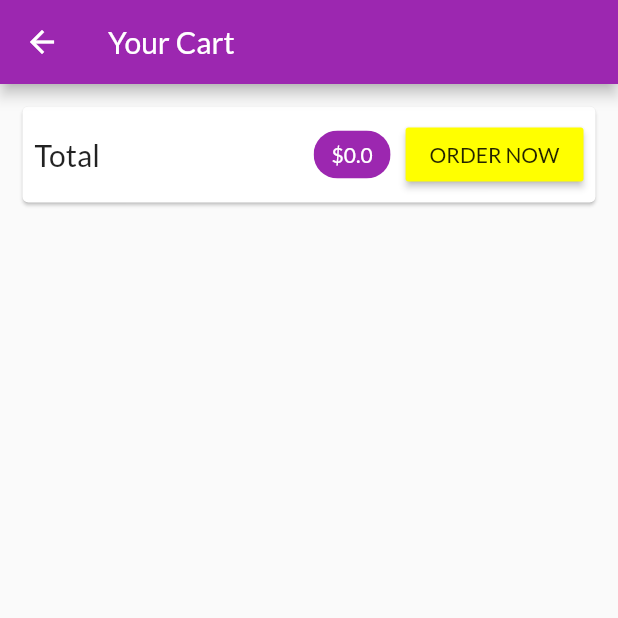
After one commit to mshahzaib1629/shop_app_flutter_practice, a Flutter app: the CartScreen screen opened by its route, on a phone screen of 412 x 824 dp, the top half of it. The commit adds this screen. Run offline on Flutter 3.47's test engine with Material 2 defaults, Android fonts, the phone set to English and light mode, and no system bars; network calls fail.

Commit message:
Added Cart Screen

```diff
--- a/lib/main.dart
+++ b/lib/main.dart
@@ -2,6 +2,7 @@ import 'package:flutter/material.dart';
 import 'package:provider/provider.dart';
 import 'package:shop_app/providers/cart.dart';
 import 'package:shop_app/providers/product_provider.dart';
+import 'package:shop_app/screens/cart_screen.dart';
 import 'package:shop_app/screens/product_detail_screen.dart';
 import 'package:shop_app/screens/product_overview_screen.dart';
 
@@ -29,6 +30,7 @@ class MyHomePage extends StatelessWidget {
         home: ProductOverviewScreen(),
         routes: {
           ProductDetailScreen.routeName: (context) => ProductDetailScreen(),
+          CartScreen.routeName: (context) => CartScreen(),
         },
       ),
     );
--- a/lib/providers/cart.dart
+++ b/lib/providers/cart.dart
@@ -24,6 +24,14 @@ class CartProvider with ChangeNotifier {
 
   int get itemCount {
     return _items == null ? 0 : _items.length;
+  }
+
+  double get totalAmount {
+    var total = 0.0;
+    _items.forEach((key, cartItem) {
+      total += cartItem.price * cartItem.quantity;
+    });
+    return total;
   }
 
   void addItems(String productId, String title, double price) {
--- /dev/null
+++ b/lib/screens/cart_screen.dart
@@ -0,0 +1,47 @@
+import 'package:flutter/material.dart';
+import 'package:provider/provider.dart';
+import '../providers/cart.dart';
+
+class CartScreen extends StatelessWidget {
+  static const routeName = '/cart';
+  @override
+  Widget build(BuildContext context) {
+    final cart = Provider.of<CartProvider>(context);
+    return Scaffold(
+        appBar: AppBar(
+          title: Text("Your Cart"),
+        ),
+        body: Column(
+          children: <Widget>[
+            Card(
+              margin: EdgeInsets.all(15),
+              child: Padding(
+                padding: EdgeInsets.all(8),
+                child: Row(
+                  mainAxisAlignment: MainAxisAlignment.spaceBetween,
+                  children: <Widget>[
+                    Text(
+                      'Total',
+                      style: TextStyle(fontSize: 20),
+                    ),
+                    Spacer(),
+                    // Chip Widget: an element with rounded corner with some piece of information
+                    Chip(
+                      label: Text(
+                        '\$${cart.totalAmount}',
+                        style: TextStyle(
+                            color:
+                                Theme.of(context).primaryTextTheme.title.color),
+                      ),
+                      backgroundColor: Theme.of(context).primaryColor,
+                    ),
+                    SizedBox(width: 10,),
+                    RaisedButton(child: Text("ORDER NOW"), color: Colors.yellowAccent, onPressed: (){},)
+                  ],
+                ),
+              ),
+            )
+          ],
+        ));
+  }
+}
--- a/lib/screens/product_overview_screen.dart
+++ b/lib/screens/product_overview_screen.dart
@@ -4,6 +4,7 @@ import 'package:flutter/material.dart';
 import 'package:provider/provider.dart';
 import 'package:shop_app/providers/cart.dart';
 import 'package:shop_app/providers/product_provider.dart';
+import 'package:shop_app/screens/cart_screen.dart';
 import 'package:shop_app/widgets/badge.dart';
 import '../widgets/products_grid.dart';
 
@@ -41,7 +42,9 @@ class _ProductOverviewScreenState extends State<ProductOverviewScreen> {
           ),
           child: IconButton(
               icon: Icon(Icons.shopping_cart),
-              onPressed: () {},
+              onPressed: () {
+                Navigator.of(context).pushNamed(CartScreen.routeName);
+              },
             ),
             ),
           PopupMenuButton(
```
